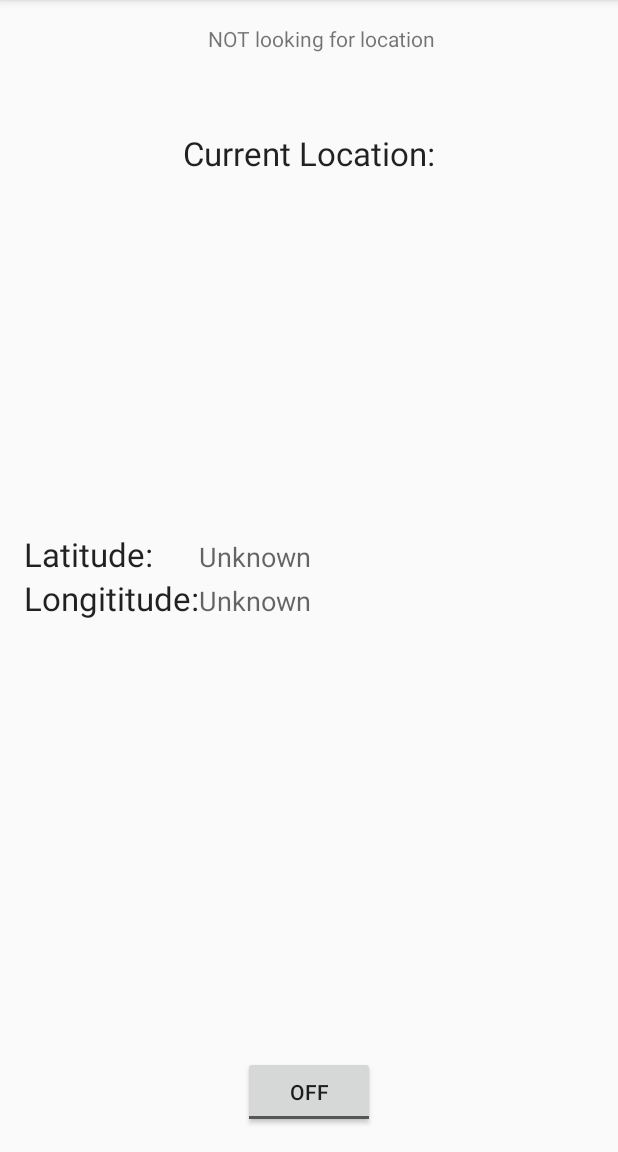
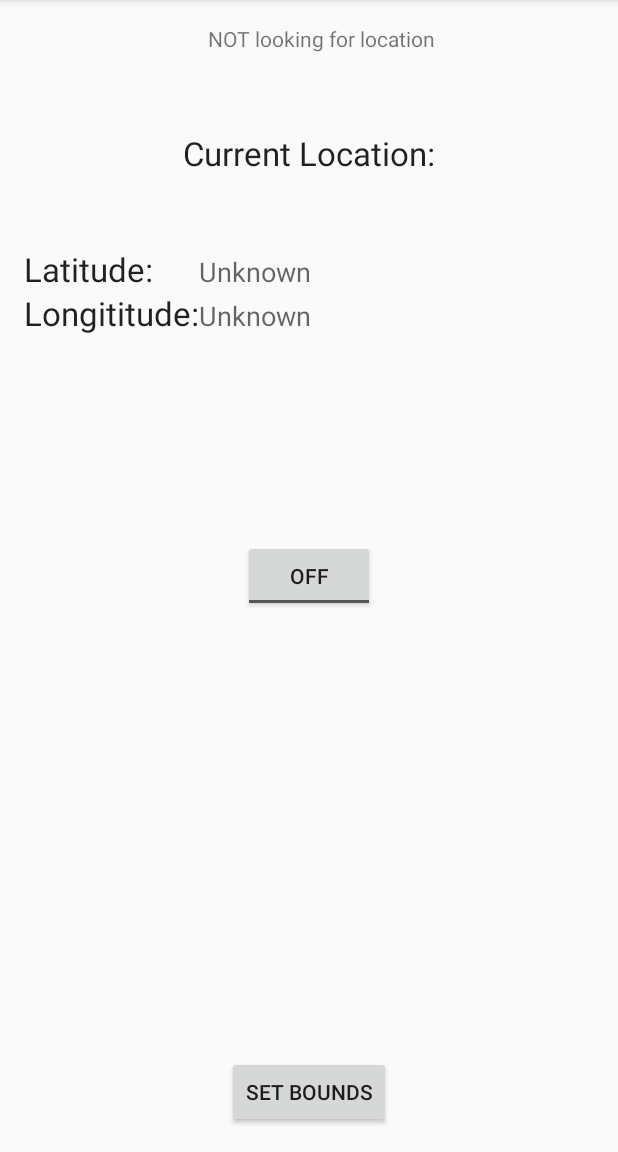
Before and after one commit to MichaelRechenberg/BreadCrumms, an Android app: the screen it shows after launch (MainActivity), on a phone screen of 412 x 824 dp, the part 84-1236 px from its top. Run offline under Robolectric (Android 15) with nearby library versions, the phone set to English and light mode, and no system bars.

Commit message:
Added MapLoactionActivity which contains a MapFragment that contains the Google Maps object and currently zooms in to my house in satellite view

```diff
--- a/app/src/main/AndroidManifest.xml
+++ b/app/src/main/AndroidManifest.xml
@@ -10,6 +10,7 @@
         android:label="@string/app_name"
         android:supportsRtl="true"
         android:theme="@style/AppTheme">
+        <meta-data android:name="com.google.android.geo.API_KEY" android:value="AIzaSyDZV-XoYcm_tfXZUf7ij0PDkp2anEpjc7E"/>
         <activity
             android:name=".MainActivity"
             android:configChanges="orientation|keyboardHidden"
@@ -25,10 +26,9 @@
         <service
             android:name=".StoreLocation"
             android:enabled="true"
-            android:exported="false">
+            android:exported="false"></service>
 
-
-        </service>
+        <activity android:name=".MapLocationActivity"></activity>
     </application>
 
 </manifest>
--- a/app/src/main/java/com/example/miker_000/breadcrumms/MainActivity.java
+++ b/app/src/main/java/com/example/miker_000/breadcrumms/MainActivity.java
@@ -376,4 +376,10 @@ public class MainActivity extends AppCompatActivity implements
         }
     }
 
+    public void startMapLocationActivity(View view){
+        Intent intent = new Intent();
+        intent.setClass(MainActivity.this, MapLocationActivity.class);
+        startActivity(intent);
+    }
+
 }
--- a/app/src/main/res/layout/activity_main.xml
+++ b/app/src/main/res/layout/activity_main.xml
@@ -26,7 +26,7 @@
         android:text="Click Me"
         android:onClick="toggleFindLocation"
         android:id="@+id/myButton"
-        android:layout_alignParentBottom="true"
+        android:layout_centerVertical="true"
         android:layout_centerHorizontal="true" />
 
     <TextView
@@ -42,9 +42,10 @@
     <TableLayout
         android:layout_width="match_parent"
         android:layout_height="wrap_content"
-        android:layout_centerVertical="true"
-        android:layout_alignParentLeft="true"
-        android:layout_alignParentStart="true">
+        android:layout_below="@+id/currLocTitle"
+        android:layout_alignParentStart="true"
+        android:layout_marginTop="48dp"
+        android:id="@+id/tableLayout">
 
         <TableRow
             android:layout_width="match_parent"
@@ -85,4 +86,13 @@
         </TableRow>
     </TableLayout>
 
+    <Button
+        android:layout_width="wrap_content"
+        android:layout_height="wrap_content"
+        android:text="Set Bounds"
+        android:id="@+id/button2"
+        android:layout_alignParentBottom="true"
+        android:layout_centerHorizontal="true"
+        android:onClick="startMapLocationActivity" />
+
 </RelativeLayout>
```
Also changed, not shown: app/src/main/java/com/example/miker_000/breadcrumms/MapLocationActivity.java (added, +48 -0 lines), app/src/main/res/layout/activity_map_location.xml (added, +27 -0 lines).
